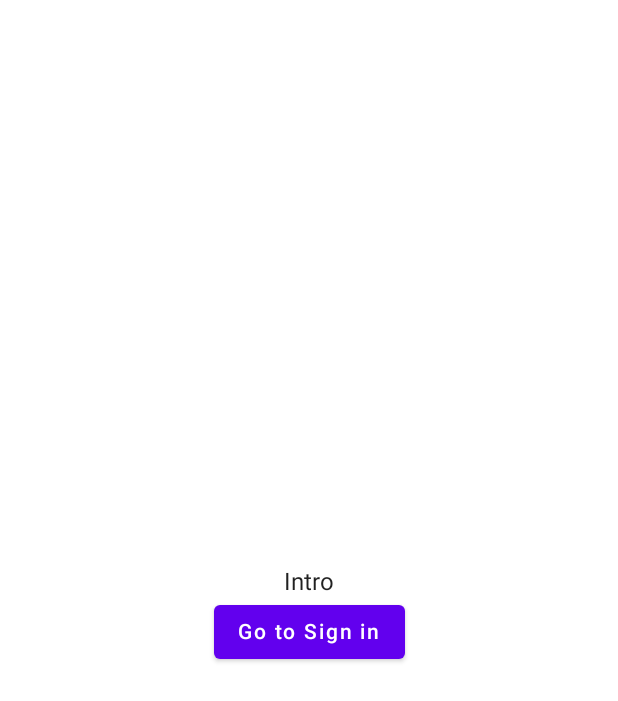
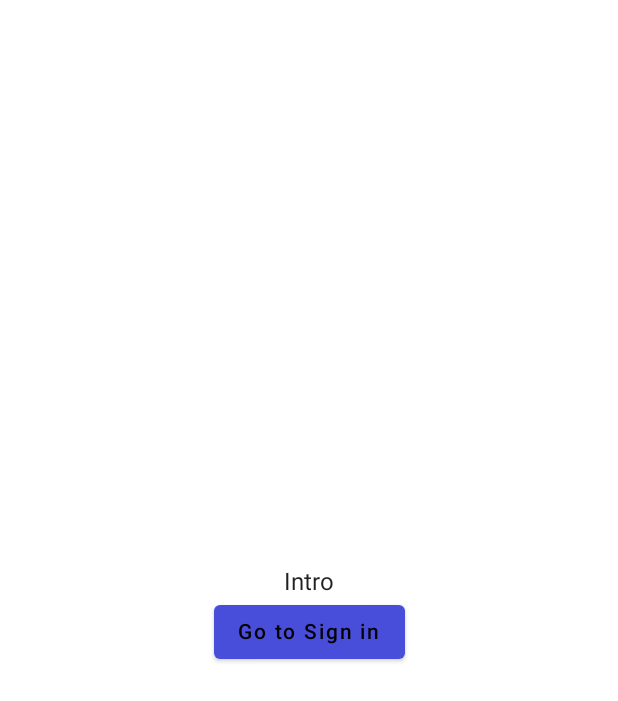
Before and after one commit to SalarioAdmin/Salario-Android, an Android app built with Jetpack Compose: the screen it shows after launch (ContainerActivity), on a phone screen of 412 x 824 dp. Shown: the top 701 px of the screen. Run offline under Robolectric (Android 15) with nearby library versions, the phone set to English and light mode, and no system bars.

Commit message:
Splash screen and theming

```diff
--- a/app/src/main/java/io/salario/app/presentation/navigation/Destination.kt
+++ b/app/src/main/java/io/salario/app/presentation/navigation/Destination.kt
@@ -1,6 +1,7 @@
 package io.salario.app.presentation.navigation
 
 sealed class Destination(val route: String) {
+    object SplashDestination : Destination("splash_screen")
     object IntroDestination : Destination("intro_screen")
     object SignInDestination : Destination("sign_in_screen")
     object SignUpDestination : Destination("sign_up_screen")
--- a/app/src/main/java/io/salario/app/presentation/navigation/Navigation.kt
+++ b/app/src/main/java/io/salario/app/presentation/navigation/Navigation.kt
@@ -4,15 +4,16 @@ import androidx.compose.runtime.Composable
 import androidx.navigation.compose.NavHost
 import androidx.navigation.compose.composable
 import androidx.navigation.compose.rememberNavController
-import io.salario.app.presentation.screens.IntroScreen
-import io.salario.app.presentation.screens.SignInScreen
-import io.salario.app.presentation.screens.SignUpScreen
-import io.salario.app.presentation.screens.StatusScreen
+import io.salario.app.presentation.screens.*
 
 @Composable
 fun Navigation() {
     val navController = rememberNavController()
-    NavHost(navController = navController, startDestination = Destination.IntroDestination.route) {
+    NavHost(navController = navController, startDestination = Destination.SplashDestination.route) {
+        composable(route = Destination.SplashDestination.route) {
+            SplashScreen(navController = navController)
+        }
+
         composable(route = Destination.IntroDestination.route) {
             IntroScreen(navController = navController)
         }
--- /dev/null
+++ b/app/src/main/java/io/salario/app/presentation/screens/SplashScreen.kt
@@ -0,0 +1,59 @@
+package io.salario.app.presentation.screens
+
+import android.view.animation.OvershootInterpolator
+import androidx.compose.animation.core.Animatable
+import androidx.compose.animation.core.tween
+import androidx.compose.foundation.Image
+import androidx.compose.foundation.background
+import androidx.compose.foundation.layout.Box
+import androidx.compose.foundation.layout.fillMaxSize
+import androidx.compose.runtime.Composable
+import androidx.compose.runtime.LaunchedEffect
+import androidx.compose.runtime.remember
+import androidx.compose.ui.Alignment
+import androidx.compose.ui.Modifier
+import androidx.compose.ui.draw.scale
+import androidx.compose.ui.res.painterResource
+import androidx.compose.ui.res.stringResource
+import androidx.navigation.NavController
+import com.salario.app.R
+import io.salario.app.presentation.navigation.Destination
+import io.salario.app.presentation.theme.Purple500
+import kotlinx.coroutines.delay
+
+@Composable
+fun SplashScreen(navController: NavController) {
+    val scaleAnimation = remember {
+        Animatable(0.1f)
+    }
+
+    LaunchedEffect(key1 = true) {
+        scaleAnimation.animateTo(
+            targetValue = 3f,
+            animationSpec = tween(
+                durationMillis = 800,
+                easing = {
+                    OvershootInterpolator(2f).getInterpolation(it)
+                }
+            ))
+        delay(300L)
+        navController.navigate(Destination.IntroDestination.route) {
+            popUpTo(Destination.SplashDestination.route) {
+                inclusive = true
+            }
+        }
+    }
+
+    Box(
+        contentAlignment = Alignment.Center,
+        modifier = Modifier
+            .fillMaxSize()
+            .background(Purple500)
+    ) {
+        Image(
+            painter = painterResource(id = R.drawable.designed_salario_logo),
+            contentDescription = stringResource(R.string.splash_screen_icon_content_description),
+            Modifier.scale(scaleAnimation.value)
+        )
+    }
+}
--- a/app/src/main/java/io/salario/app/presentation/theme/Color.kt
+++ b/app/src/main/java/io/salario/app/presentation/theme/Color.kt
@@ -2,7 +2,7 @@ package io.salario.app.presentation.theme
 
 import androidx.compose.ui.graphics.Color
 
-val Purple200 = Color(0xFFBB86FC)
-val Purple500 = Color(0xFF6200EE)
-val Purple700 = Color(0xFF3700B3)
-val Teal200 = Color(0xFF03DAC5)
+val Purple200 = Color(0xFFA5A9EE)
+val Purple500 = Color(0xFF494EDA)
+val Purple700 = Color(0xFF3B3AC2)
+val Green300 = Color(0xFF16D97E)
--- a/app/src/main/java/io/salario/app/presentation/theme/Theme.kt
+++ b/app/src/main/java/io/salario/app/presentation/theme/Theme.kt
@@ -5,26 +5,34 @@ import androidx.compose.material.MaterialTheme
 import androidx.compose.material.darkColors
 import androidx.compose.material.lightColors
 import androidx.compose.runtime.Composable
+import androidx.compose.ui.graphics.Color
 
 private val DarkColorPalette = darkColors(
     primary = Purple200,
     primaryVariant = Purple700,
-    secondary = Teal200
+    onPrimary = Color.Black,
+    secondary = Green300,
+    onSecondary = Color.Black,
+    background = Color.Black,
+    onBackground = Color.White,
+    surface = Color.Black,
+    onSurface = Color.White,
+    error = Color.Red,
+    onError = Color.White
 )
 
 private val LightColorPalette = lightColors(
     primary = Purple500,
     primaryVariant = Purple700,
-    secondary = Teal200
-
-    /* Other default colors to override
+    onPrimary = Color.Black,
+    secondary = Green300,
+    onSecondary = Color.White,
     background = Color.White,
+    onBackground = Color.Black,
     surface = Color.White,
-    onPrimary = Color.White,
-    onSecondary = Color.Black,
-    onBackground = Color.Black,
     onSurface = Color.Black,
-    */
+    error = Color.Red,
+    onError = Color.White
 )
 
 @Composable
--- a/app/src/main/res/values/strings.xml
+++ b/app/src/main/res/values/strings.xml
@@ -1,6 +1,9 @@
 <resources>
     <!--  General texts  -->
     <string name="app_name">Salario.io</string>
+
+    <!--  Splash screen texts  -->
+    <string name="splash_screen_icon_content_description">Salario Logo</string>
 
     <!--  Introduction texts  -->
     <string name="intro_title_text">Welcome to Salario!</string>
```
